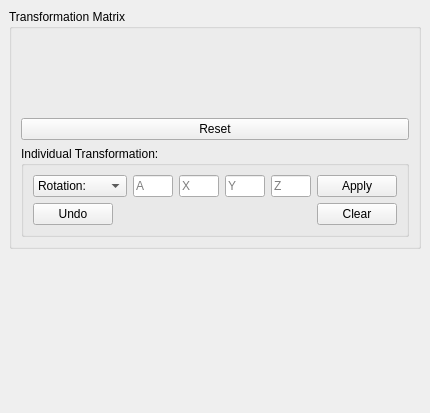
Before: the Qt Designer form Polyhedron/demo/Polyhedron/Plugins/PCA/Transformation_widget.ui in CGAL/cgal, drawn with Qt 5.
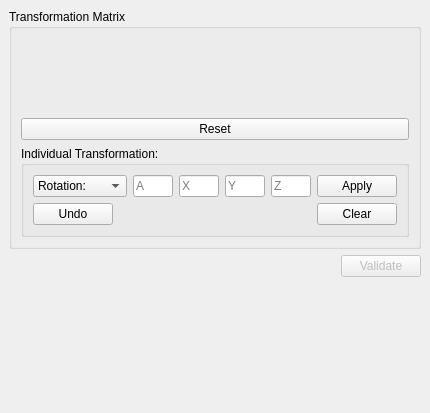
After: the same form once the commit is applied.

Commit message: Add a button to validate the affine tranformation.

Patch:
```diff
--- a/Polyhedron/demo/Polyhedron/Plugins/PCA/Transformation_widget.ui
+++ b/Polyhedron/demo/Polyhedron/Plugins/PCA/Transformation_widget.ui
@@ -291,6 +291,33 @@
       </item>
      </layout>
     </item>
+    <item>
+     <layout class="QHBoxLayout" name="validateLayout">
+      <item>
+       <spacer name="horizontalSpacer_2">
+        <property name="orientation">
+         <enum>Qt::Horizontal</enum>
+        </property>
+        <property name="sizeHint" stdset="0">
+         <size>
+          <width>40</width>
+          <height>20</height>
+         </size>
+        </property>
+       </spacer>
+      </item>
+      <item>
+       <widget class="QPushButton" name="validatePushButton">
+        <property name="enabled">
+         <bool>false</bool>
+        </property>
+        <property name="text">
+         <string>Validate</string>
+        </property>
+       </widget>
+      </item>
+     </layout>
+    </item>
     <item>
      <spacer name="verticalSpacer">
       <property name="orientation">
```
The commit also changes 1 other file.
